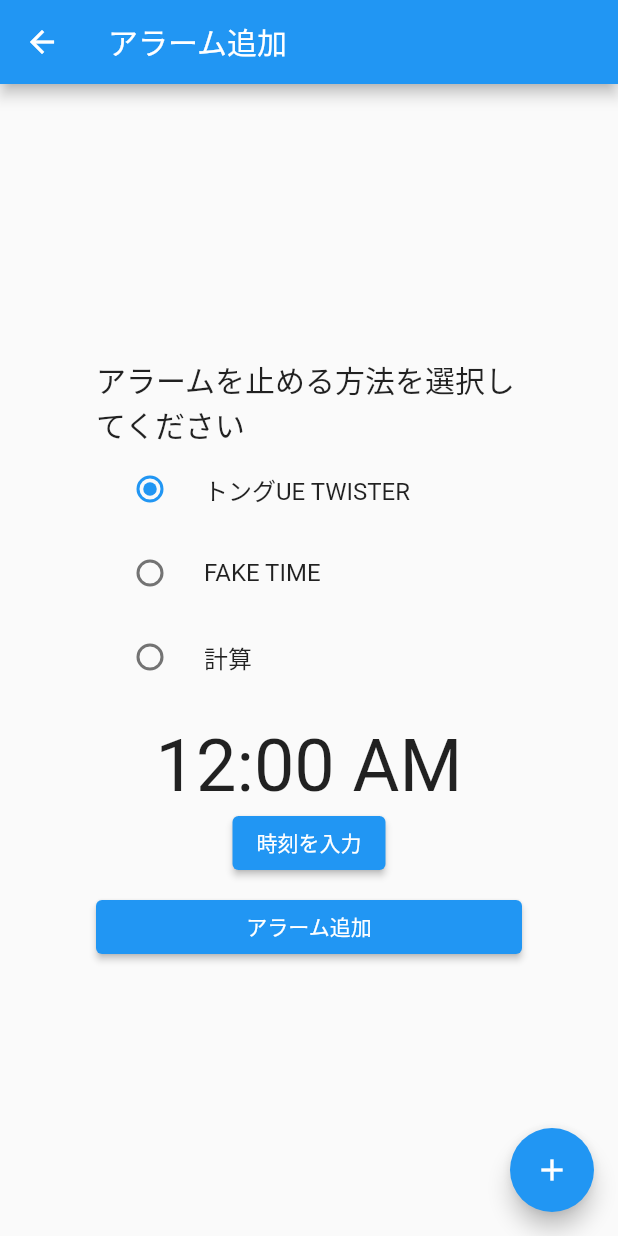
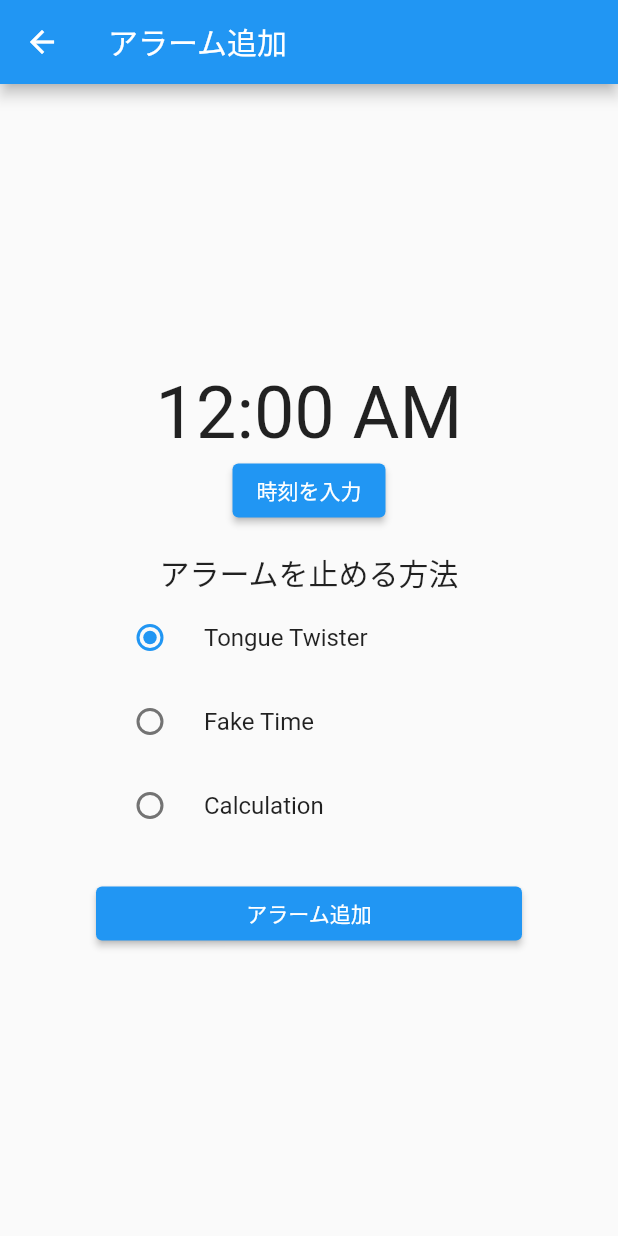
Before and after one commit to OUCC/alarm2022, a Flutter app: the screen it shows after launch, after a tap on the "add" icon, on a phone screen of 412 x 824 dp. Run offline on Flutter 3.47's test engine with Material 2 defaults, Android fonts, the phone set to English and light mode, and no system bars; our stand-ins replace flutter_local_notifications, gap, shared_preferences, speech_to_text, timezone.

Commit message:
小機能が呼び出されない問題の修正など

```diff
--- a/lib/view/add_alarm_view.dart
+++ b/lib/view/add_alarm_view.dart
@@ -33,46 +33,6 @@ class _AlarmAddPageState extends State<AlarmAddPage> {
         child: Column(
           mainAxisAlignment: MainAxisAlignment.center,
           children: <Widget>[
-            // アラームを止める方法を選択する
-            const Text(
-              'アラームを止める方法を選択してください',
-              style: TextStyle(fontSize: 20),
-            ),
-            Column(
-              children: [
-                RadioListTile(
-                  value: "TongueTwister",
-                  groupValue: _alarmData.cancelMethod,
-                  onChanged: (value) {
-                    setState(() {
-                      _alarmData.cancelMethod = value.toString();
-                    });
-                  },
-                  title: const Text('トングUE TWISTER'),
-                ),
-                RadioListTile(
-                  value: "FakeTime",
-                  groupValue: _alarmData.cancelMethod,
-                  onChanged: (value) {
-                    setState(() {
-                      _alarmData.cancelMethod = value.toString();
-                    });
-                  },
-                  title: const Text('FAKE TIME'),
-                ),
-                RadioListTile(
-                  value: "Calculation",
-                  groupValue: _alarmData.cancelMethod,
-                  onChanged: (value) {
-                    setState(() {
-                      _alarmData.cancelMethod = value.toString();
-                    });
-                  },
-                  title: const Text('計算'),
-                )
-              ],
-            ),
-            const SizedBox(height: 16),
             // 時刻を表示
             Text(
               _alarmData.time.format(context),
@@ -85,8 +45,47 @@ class _AlarmAddPageState extends State<AlarmAddPage> {
                 _selectTime(context);
               },
             ),
-            // テキスト入力
-            const SizedBox(height: 8),
+            const SizedBox(height: 16),
+            // アラームを止める方法を選択する
+            const Text(
+              'アラームを止める方法',
+              style: TextStyle(fontSize: 20),
+            ),
+            Column(
+              children: [
+                RadioListTile(
+                  value: "TongueTwister",
+                  groupValue: _alarmData.cancelMethod,
+                  onChanged: (value) {
+                    setState(() {
+                      _alarmData.cancelMethod = "TongueTwister";
+                    });
+                  },
+                  title: const Text('Tongue Twister'),
+                ),
+                RadioListTile(
+                  value: "FakeTime",
+                  groupValue: _alarmData.cancelMethod,
+                  onChanged: (value) {
+                    setState(() {
+                      _alarmData.cancelMethod = "FakeTime";
+                    });
+                  },
+                  title: const Text('Fake Time'),
+                ),
+                RadioListTile(
+                  value: "Calculation",
+                  groupValue: _alarmData.cancelMethod,
+                  onChanged: (value) {
+                    setState(() {
+                      _alarmData.cancelMethod = "Calculation";
+                    });
+                  },
+                  title: const Text('Calculation'),
+                )
+              ],
+            ),
+            const SizedBox(height: 20),
             SizedBox(
               // 横幅いっぱいに広げる
               width: double.infinity,
@@ -103,14 +102,6 @@ class _AlarmAddPageState extends State<AlarmAddPage> {
             ),
           ],
         ),
-      ),
-      floatingActionButton: FloatingActionButton(
-        onPressed: () {
-          // "pop"で前の画面に戻る
-          // "pop"の引数から前の画面にデータを渡す
-          Navigator.of(context).pop(_alarmData);
-        },
-        child: const Icon(Icons.add),
       ),
     );
   }
--- a/lib/view/homa_page_view.dart
+++ b/lib/view/homa_page_view.dart
@@ -1,5 +1,6 @@
 // ignore_for_file: unnecessary_const
 
+import 'package:alarm2022/model/startup_process_model.dart';
 import 'package:flutter/material.dart';
 import 'package:flutter_local_notifications/flutter_local_notifications.dart';
 import '../model/alarm_data.dart';
@@ -14,6 +15,7 @@ class MyApp extends StatelessWidget {
 
   @override
   Widget build(BuildContext context) {
+    CurrentContext.context = context;
     //初期化処理
     for (var alarmData in AlarmDataList.list) {
       var dateTime = TimeOfDayToDateTime(alarmData.time);
@@ -46,7 +48,15 @@ class MyHomePage extends StatefulWidget {
 
 class _MyHomePageState extends State<MyHomePage> {
   @override
+  void setState(fn) {
+    if (mounted) {
+      super.setState(fn);
+    }
+  }
+
+  @override
   Widget build(BuildContext context) {
+    CurrentContext.context = context;
     return Scaffold(
       appBar: AppBar(
         title: Text(widget.title),
```
Also changed, not shown: lib/model/startup_process_model.dart (+6 -5 lines), lib/view/FakeTime.dart (+29 -30 lines).
